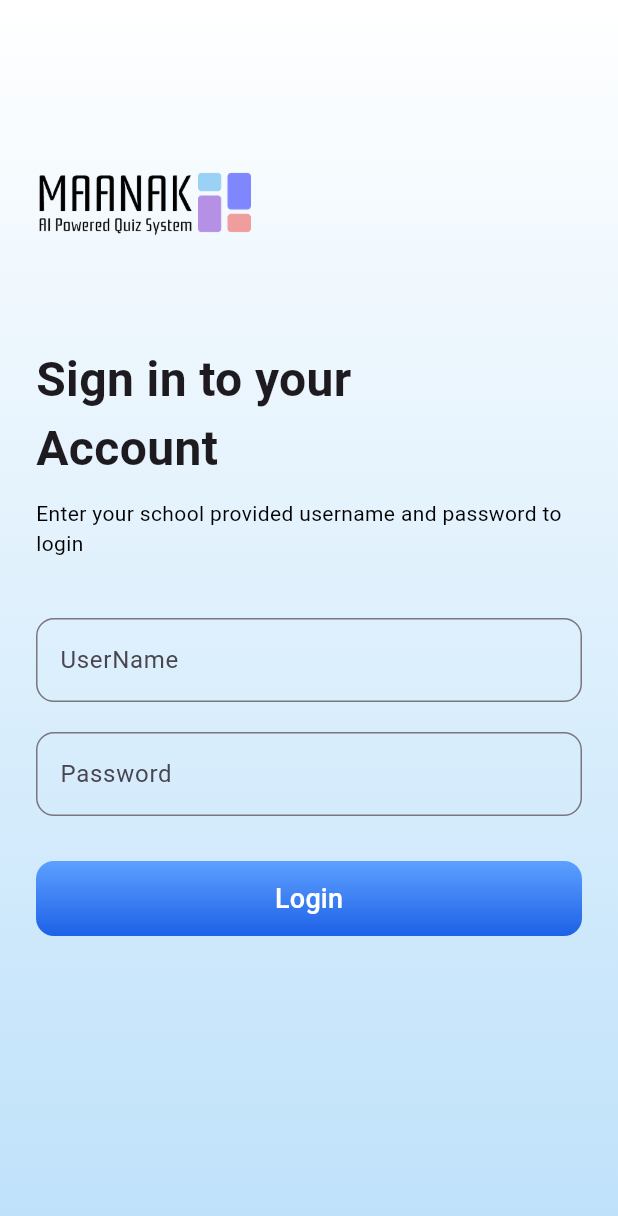
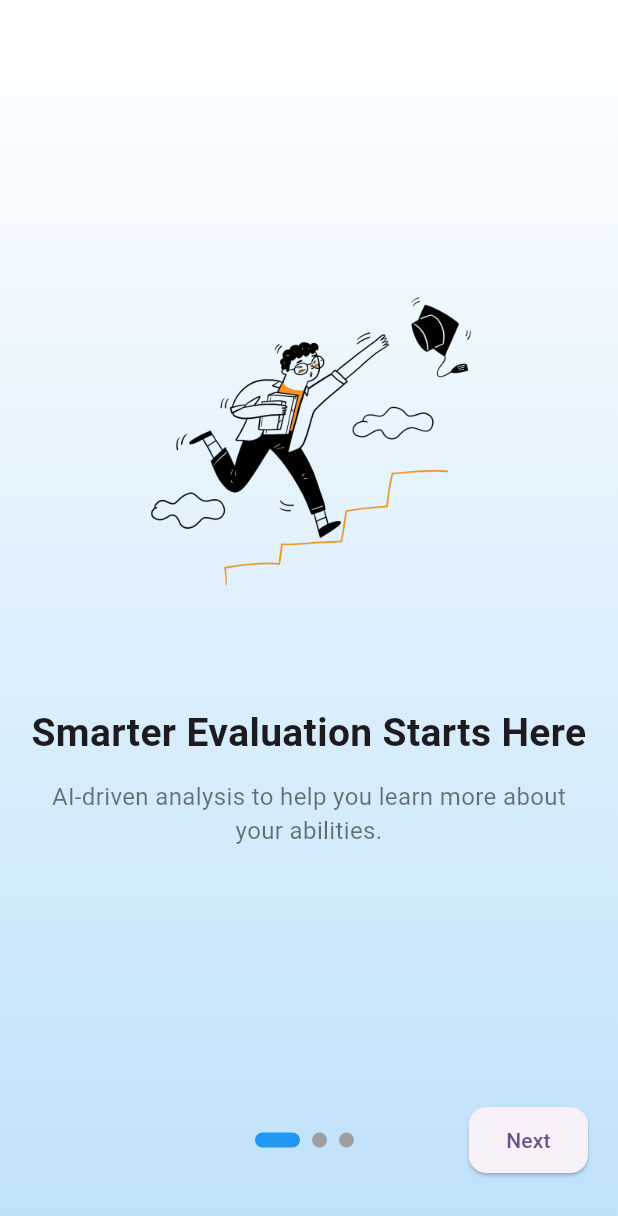
Before and after one commit to PrajwolKhadka/adaptive_quiz, a Flutter app: the screen it shows after launch, on a phone screen of 412 x 824 dp. Shown: the top 1216 px of the screen. Run offline on Flutter 3.47's test engine with Material 3 defaults, Android fonts, the phone set to English and light mode, and no system bars; drawn by our look-alikes of smooth_page_indicator; our stand-ins replace animated_splash_screen, lottie.

Commit message:
Onboarding Screen

```diff
--- /dev/null
+++ b/lib/screens/onboard_page.dart
@@ -0,0 +1,48 @@
+import 'package:flutter/material.dart';
+
+class OnboardPage extends StatelessWidget {
+  final String image;
+  final String title;
+  final String subtitle;
+
+  const OnboardPage({
+    super.key,
+    required this.image,
+    required this.title,
+    required this.subtitle,
+  });
+
+  @override
+  Widget build(BuildContext context) {
+    return Column(
+      mainAxisAlignment: MainAxisAlignment.center,
+      children: [
+        Flexible(
+            flex: 4,
+            child: Image.asset(image, height: 260)),
+
+        const SizedBox(height: 40),
+
+        Flexible(
+          flex: 3,
+          child: Text(
+            title,
+            style: const TextStyle(
+              fontSize: 26,
+              fontWeight: FontWeight.bold,
+            ),
+            textAlign: TextAlign.center,
+          ),
+        ),
+
+        const SizedBox(height: 12),
+
+        Text(
+          subtitle,
+          style: const TextStyle(fontSize: 16, color: Colors.black54),
+          textAlign: TextAlign.center,
+        ),
+      ],
+    );
+  }
+}
--- /dev/null
+++ b/lib/screens/onboarding_screen.dart
@@ -0,0 +1,110 @@
+import 'package:adaptive_quiz/screens/onboard_page.dart';
+import 'package:flutter/material.dart';
+import 'package:adaptive_quiz/screens/login_screen.dart';
+import 'package:smooth_page_indicator/smooth_page_indicator.dart';
+
+class OnboardingScreen extends StatefulWidget {
+  const OnboardingScreen({super.key});
+
+  @override
+  State<OnboardingScreen> createState() => _OnboardingScreenState();
+}
+
+class _OnboardingScreenState extends State<OnboardingScreen> {
+  final PageController _controller = PageController();
+  bool isLastPage = false;
+
+  @override
+  Widget build(BuildContext context) {
+    return Scaffold(
+      body: Container(
+        width: double.infinity,
+        height: double.infinity,
+        decoration: const BoxDecoration(
+          gradient: LinearGradient(
+            begin: Alignment.topCenter,
+            end: Alignment.bottomCenter,
+            colors: [
+              Color(0xFFFFFFFF),
+              Color(0xFFBEE1FA),
+            ],
+          ),
+        ),
+        padding: const EdgeInsets.all(20),
+        child: Column(
+          children: [
+            Expanded(
+              child: PageView(
+                controller: _controller,
+                onPageChanged: (index) {
+                  setState(() => isLastPage = index == 2);
+                },
+                children: const [
+                  OnboardPage(
+                    image: "assets/image/on1.png",
+                    title: "Smarter Evaluation Starts Here",
+                    subtitle: "AI-driven analysis to help you learn more about your abilities.",
+                  ),
+                  OnboardPage(
+                    image: "assets/image/on2.png",
+                    title: "Unified Learning Experience",
+                    subtitle: "Access assessments, practice tools, and\ninsights—all in one hub.",
+                  ),
+                  OnboardPage(
+                    image: "assets/image/on3.png",
+                    title: "Let’s Get Started",
+                    subtitle: "Unlock personalized assessments and tools designed just for you.",
+                  ),
+                ],
+              ),
+            ),
+
+            const SizedBox(height: 20),
+
+            Row(
+              mainAxisAlignment: MainAxisAlignment.spaceBetween,
+              children: [
+                Padding(
+                  padding: const EdgeInsets.fromLTRB(150,0,0,0),
+                  child: SmoothPageIndicator(
+                    controller: _controller,
+                    count: 3,
+                    effect: const ExpandingDotsEffect(
+                      dotHeight: 10,
+                      dotWidth: 10,
+                      activeDotColor: Colors.blue,
+                    ),
+                  ),
+                ),
+                ElevatedButton(
+                  onPressed: () {
+                    if (isLastPage) {
+                      Navigator.pushReplacement(
+                        context,
+                        MaterialPageRoute(builder: (context) => const LoginScreen()),
+                      );
+                    } else {
+                      _controller.nextPage(
+                        duration: const Duration(milliseconds: 500),
+                        curve: Curves.easeInOut,
+                      );
+                    }
+                  },
+                  style: ElevatedButton.styleFrom(
+                    padding: const EdgeInsets.symmetric(horizontal: 25, vertical: 12),
+                    shape: RoundedRectangleBorder(
+                      borderRadius: BorderRadius.circular(12),
+                    ),
+                  ),
+                  child: Text(isLastPage ? "Get Started" : "Next"),
+                ),
+              ],
+            ),
+
+            const SizedBox(height: 20),
+          ],
+        ),
+      ),
+    );
+  }
+}
--- a/lib/screens/splash_screen.dart
+++ b/lib/screens/splash_screen.dart
@@ -1,4 +1,5 @@
 import 'package:adaptive_quiz/screens/login_screen.dart';
+import 'package:adaptive_quiz/screens/onboarding_screen.dart';
 import 'package:animated_splash_screen/animated_splash_screen.dart';
 import 'package:flutter/material.dart';
 import 'package:lottie/lottie.dart';
@@ -27,7 +28,7 @@ class SplashScreen extends StatelessWidget {
           ),
         ),
       ),
-      nextScreen: LoginScreen(),
+      nextScreen: OnboardingScreen(),
       splashIconSize: double.infinity,
       backgroundColor: Colors.transparent,
       duration: 2500,
--- a/pubspec.yaml
+++ b/pubspec.yaml
@@ -33,6 +33,7 @@ dependencies:
   animated_splash_screen: ^1.3.0
   lottie: ^3.3.2
   url_launcher: ^6.1.10
+  smooth_page_indicator: ^1.1.0
   # The following adds the Cupertino Icons font to your application.
   # Use with the CupertinoIcons class for iOS style icons.
   cupertino_icons: ^1.0.8
```
Also changed, not shown: assets/image/on1.png (added), assets/image/on2.png (added), assets/image/on3.png (added), pubspec.lock.
